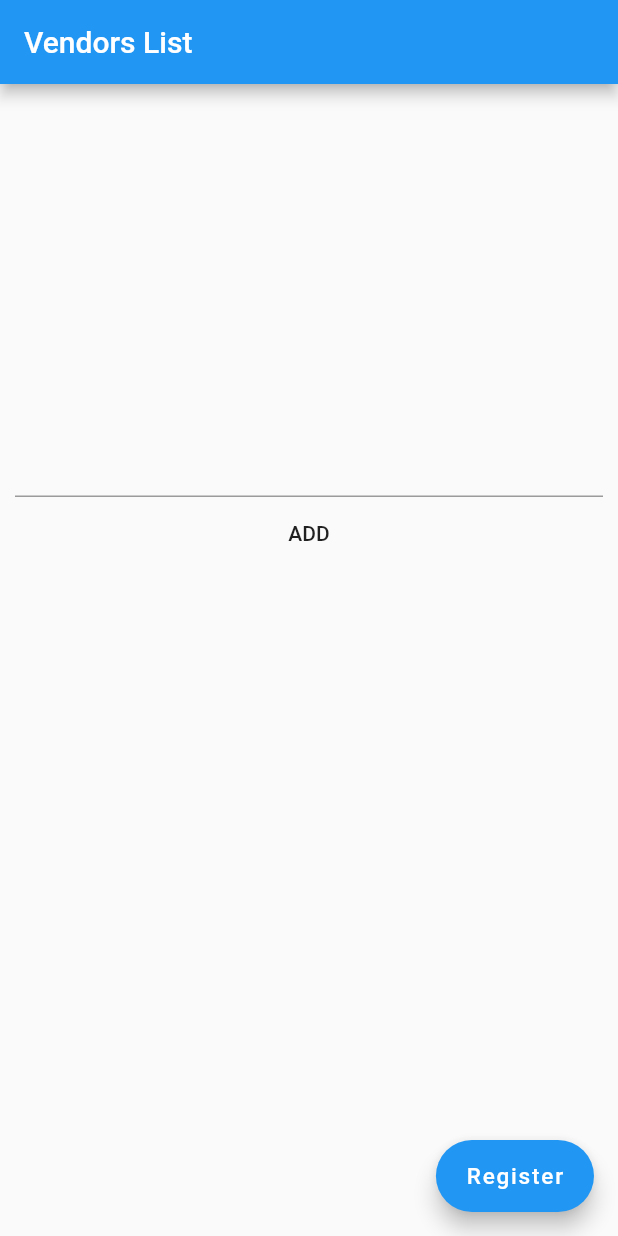
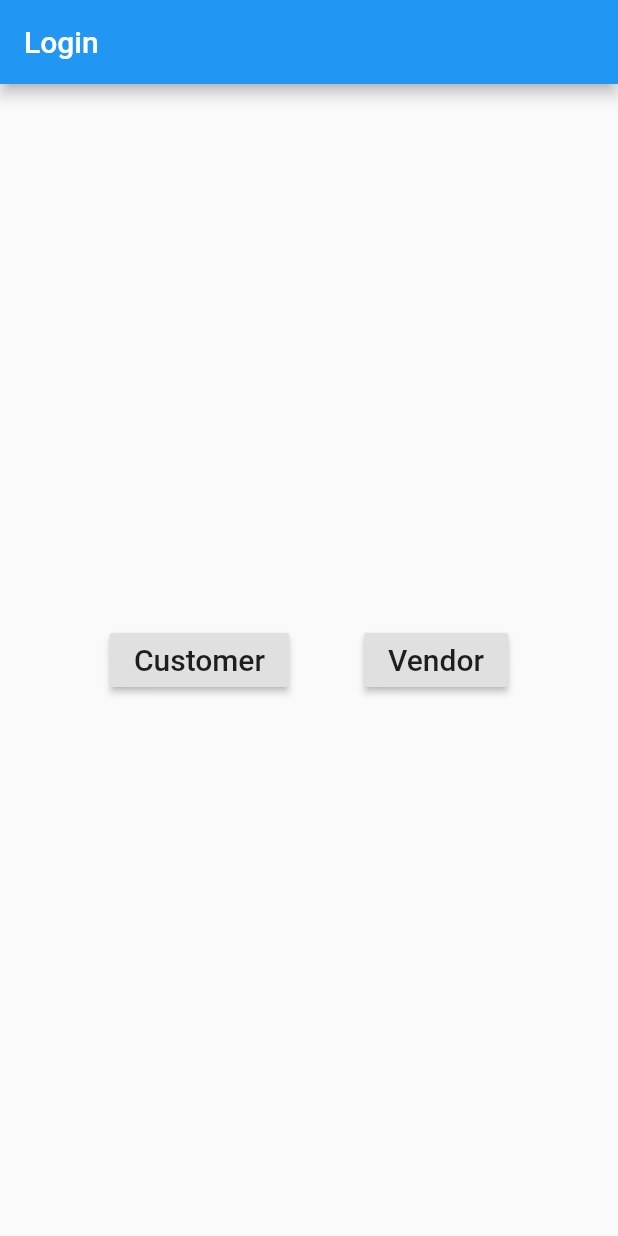
Before and after one commit to C0DE-RUNNER/gaadicalls_user, a Flutter app: the screen it shows after launch, on a phone screen of 412 x 824 dp. Run offline on Flutter 3.47's test engine with Material 2 defaults, Android fonts, the phone set to English and light mode, and no system bars; our stand-ins replace firebase_messaging, geolocator, google_maps_flutter, shared_preferences, sqflite; accounts and stored records are empty.

```diff
--- a/lib/db_helper.dart
+++ b/lib/db_helper.dart
@@ -12,7 +12,7 @@ class DBhelper{
   static const String ID = 'id';
   static const String Name = 'vname';
   static const String TABLE = 'Vendordata';
-  static const String DB_name = 'Vendordb4';
+  static const String DB_name = 'Vendordb7';
 
 
 Future<Database> get db async{
--- a/lib/main.dart
+++ b/lib/main.dart
@@ -1,17 +1,19 @@
 import 'package:flutter/material.dart';
-import 'package:flutterapp/Screen1.dart';
-import 'settings.dart';
+import './options.dart';
 
 void main() => runApp(new MyApp());
 
 class MyApp extends StatelessWidget {
+
+  MyApp(){}
+
   @override
   Widget build(BuildContext context) {
     return new MaterialApp(
       debugShowCheckedModeBanner: false,
       title: "GoGetters App",
       theme: new ThemeData(primarySwatch: Colors.blue),
-      home: new Screen1()
+      home: new Options()
     );
   }
 }
--- /dev/null
+++ b/lib/options.dart
@@ -0,0 +1,47 @@
+import 'package:flutter/material.dart';
+import './List.dart';
+import 'package:flutterapp/Vendor.dart';
+import 'package:flutterapp/vendor_details.dart';
+
+class Options extends StatelessWidget {
+  @override
+  Widget build(BuildContext context) {
+    return Scaffold(
+      appBar: AppBar(
+        title: Text('Login',
+       style: TextStyle(
+         fontSize: 20
+       ), ),
+      ),
+      body: Center(
+        child:  Row(
+        mainAxisAlignment: MainAxisAlignment.center,
+        children: <Widget>[
+          RaisedButton(
+            onPressed:(){
+               Navigator.push(context,
+                    MaterialPageRoute(builder: (context) => Lists()), );
+            },
+            child: Text('Customer',
+            style: TextStyle(
+              fontSize: 20.0
+            ),), ),
+            Container(
+              width: 50,
+            ),
+            RaisedButton(
+            onPressed:(){
+               Navigator.push(context,
+                    MaterialPageRoute(builder: (context) =>GetTimestamp() ));
+            },
+            child: Text('Vendor',
+            style: TextStyle(
+              fontSize: 20.0
+            ),), )
+
+        ],
+      ),
+      ),
+    );
+  }
+}
--- a/pubspec.yaml
+++ b/pubspec.yaml
@@ -30,6 +30,9 @@ dependencies:
   cupertino_icons: ^0.1.2
   geolocator: ^5.1.5
   http: ^0.12.0+4
+  firebase_core : ^0.4.0+9
+  firebase_messaging: ^4.0.0+1
+  shared_preferences:
 
 
 dev_dependencies:
```
Also changed, not shown: lib/List.dart (added, +84 -0 lines), lib/Screen1.dart (+15 -0 lines), lib/Vendor.dart (added, +55 -0 lines), lib/api_notify.dart (added, +29 -0 lines), lib/trial_maps.dart (+0 -8 lines), pubspec.lock, 4 other files.
